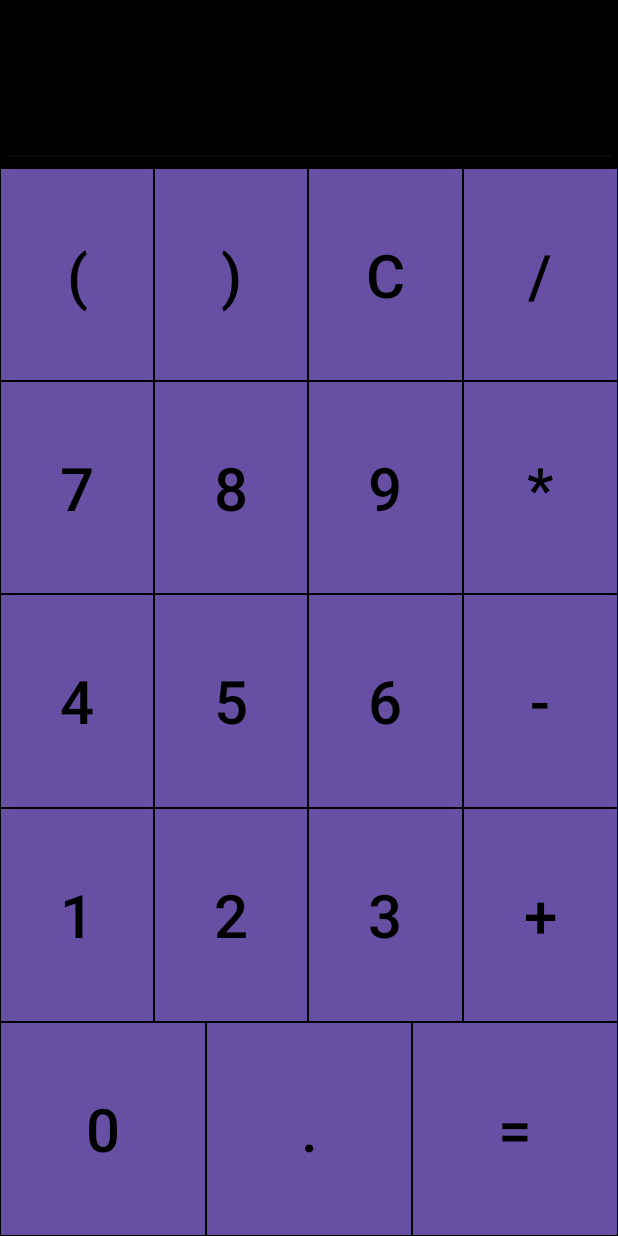
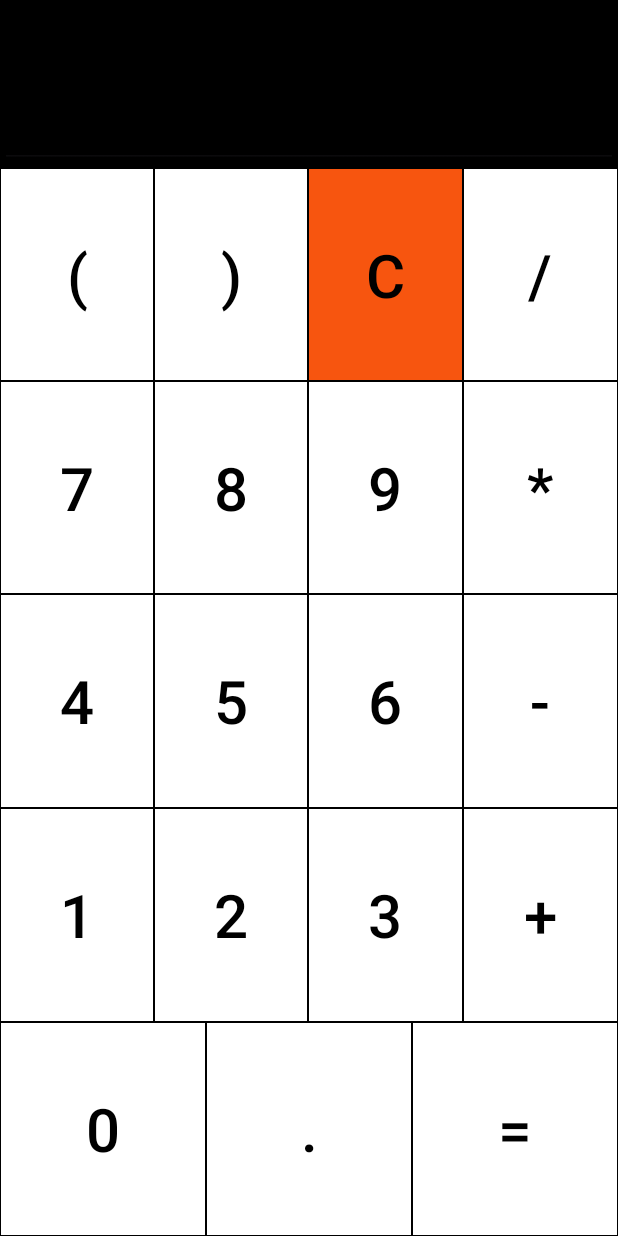
Before and after one commit to Elizabeth-lapa/Oshibki_novichka, an Android app: the screen it shows after launch (MainActivity), on a phone screen of 412 x 824 dp. Run offline under Robolectric (Android 15) with nearby library versions, the phone set to English and light mode, and no system bars; our stand-ins replace data binding.

Commit message:
v1.0 prototype

```diff
--- a/AndroidCalculator/app/src/main/res/layout/activity_main.xml
+++ b/AndroidCalculator/app/src/main/res/layout/activity_main.xml
@@ -47,22 +47,23 @@
                 android:layout_width="match_parent"
                 android:layout_height="0dp">
 
-                <Button
+                <androidx.appcompat.widget.AppCompatButton
                     android:id="@+id/buttonOpenBracket"
                     style="@style/Operations"
                     android:text="("/>
 
-                <Button
+                <androidx.appcompat.widget.AppCompatButton
                     android:id="@+id/buttonCloseBracket"
                     style="@style/Operations"
                     android:text=")"/>
 
-                <Button
+                <androidx.appcompat.widget.AppCompatButton
                     android:id="@+id/buttonClear"
                     style="@style/Operations"
+                    android:background="@color/red"
                     android:text="C" />
 
-                <Button
+                <androidx.appcompat.widget.AppCompatButton
                     android:id="@+id/buttonDivide"
                     style="@style/Operations"
                     android:text="/"/>
@@ -76,22 +77,22 @@
                 android:layout_width="match_parent"
                 android:layout_height="0dp">
 
-                <Button
+                <androidx.appcompat.widget.AppCompatButton
                     android:id="@+id/buttonSeven"
                     style="@style/Operations"
                     android:text="7" />
 
-                <Button
+                <androidx.appcompat.widget.AppCompatButton
                     android:id="@+id/buttonEight"
                     style="@style/Operations"
                     android:text="8" />
 
-                <Button
+                <androidx.appcompat.widget.AppCompatButton
                     android:id="@+id/buttonNine"
                     style="@style/Operations"
                     android:text="9" />
 
-                <Button
+                <androidx.appcompat.widget.AppCompatButton
                     android:id="@+id/buttonMultiply"
                     style="@style/Operations"
                     android:text="*" />
@@ -105,22 +106,22 @@
                 android:layout_width="match_parent"
                 android:layout_height="0dp">
 
-                <Button
+                <androidx.appcompat.widget.AppCompatButton
                     android:id="@+id/buttonFour"
                     style="@style/Operations"
                     android:text="4" />
 
-                <Button
+                <androidx.appcompat.widget.AppCompatButton
                     android:id="@+id/buttonFive"
                     style="@style/Operations"
                     android:text="5"/>
 
-                <Button
+                <androidx.appcompat.widget.AppCompatButton
                     android:id="@+id/buttonSix"
                     style="@style/Operations"
                     android:text="6"/>
 
-                <Button
+                <androidx.appcompat.widget.AppCompatButton
                     android:id="@+id/buttonSubtract"
                     style="@style/Operations"
                     android:text="-"/>
@@ -133,22 +134,22 @@
                 android:layout_width="match_parent"
                 android:layout_height="0dp">
 
-                <Button
+                <androidx.appcompat.widget.AppCompatButton
                     android:id="@+id/buttonOne"
                     style="@style/Operations"
                     android:text="1"/>
 
-                <Button
+                <androidx.appcompat.widget.AppCompatButton
                     android:id="@+id/buttonTwo"
                     style="@style/Operations"
                     android:text="2"/>
 
-                <Button
+                <androidx.appcompat.widget.AppCompatButton
                     android:id="@+id/buttonThree"
                     android:text="3"
                     style="@style/Operations" />
 
-                <Button
+                <androidx.appcompat.widget.AppCompatButton
                     android:id="@+id/buttonAdd"
                     style="@style/Operations"
                     android:text="+"/>
@@ -161,17 +162,17 @@
                 android:layout_width="match_parent"
                 android:layout_height="0dp">
 
-                <Button
+                <androidx.appcompat.widget.AppCompatButton
                     android:id="@+id/buttonZero"
                     style="@style/Operations"
                     android:text="0"/>
 
-                <Button
+                <androidx.appcompat.widget.AppCompatButton
                     android:id="@+id/buttonDot"
                     style="@style/Operations"
                     android:text="."/>
 
-                <Button
+                <androidx.appcompat.widget.AppCompatButton
                     android:id="@+id/buttonEqual"
                     style="@style/Operations"
                     android:text="="/>
--- a/AndroidCalculator/app/src/main/res/values/themes.xml
+++ b/AndroidCalculator/app/src/main/res/values/themes.xml
@@ -15,6 +15,5 @@
         <item name="android:background">#FFFFFF</item>
         <item name="android:gravity">center</item>
         <item name="android:layout_margin">0.8dp</item>
-        <item name="android:backgroundTint">#FFFFFF</item>
     </style>
 </resources>
```
